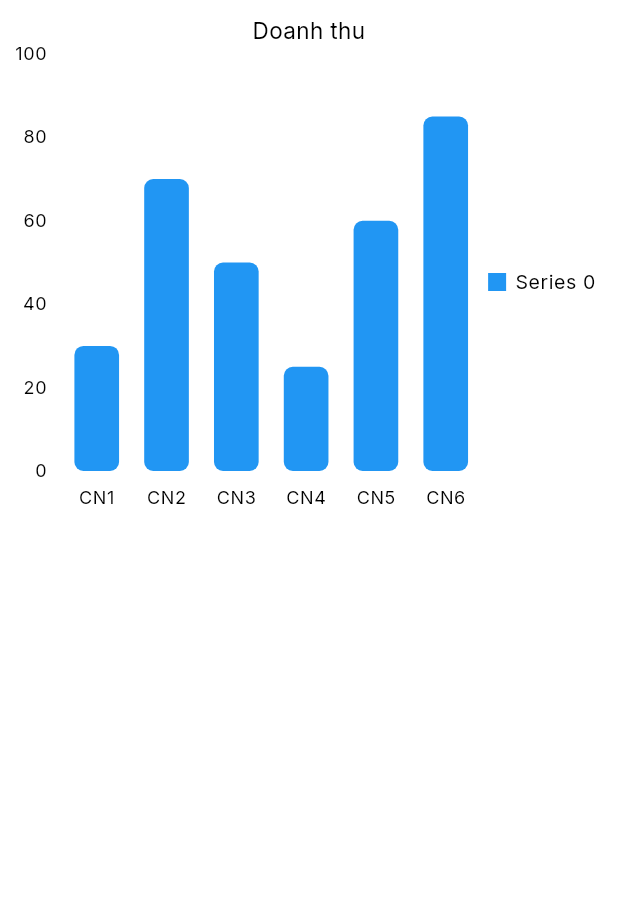
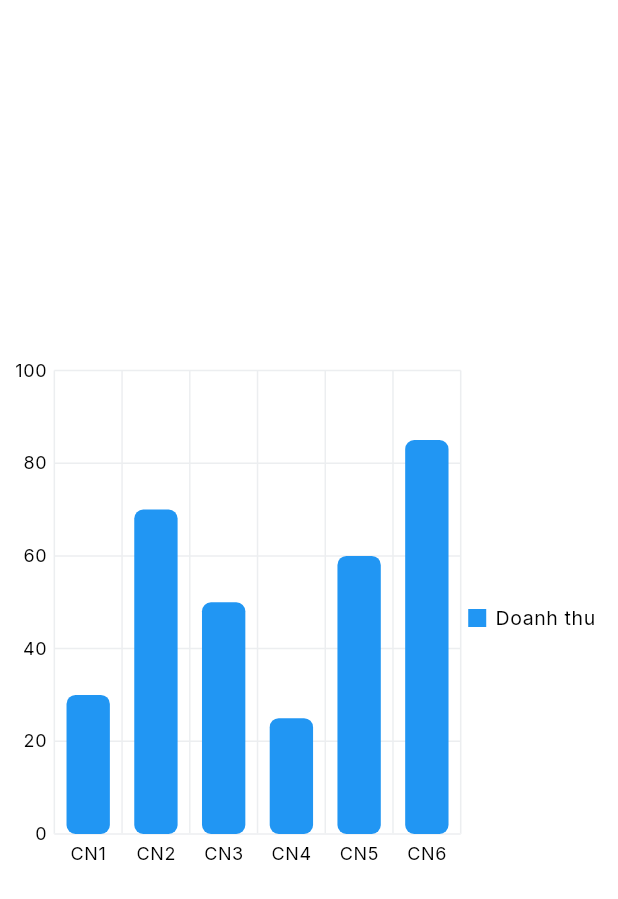
Before and after one commit to Huy28122003/training_softdreams, a Flutter app: the ColumnChartPage screen opened by its route, on a phone screen of 412 x 824 dp. Shown: the top 899 px of the screen. Run offline on Flutter 3.47's test engine with Material 3 defaults, Android fonts, the light colour scheme and no system bars; our stand-ins replace bloc, cloud_firestore, connectivity_plus, dartz, device_info_plus, dio and 21 more; missing offline and left inert: flutter_inappwebview, otp_pin_field, sip_ua; accounts and stored records are empty; generated files the repository leaves out were written again.

Commit message:
add grid to column chart

```diff
--- a/lib/presentation/pages/column_chart/column_chart_page.dart
+++ b/lib/presentation/pages/column_chart/column_chart_page.dart
@@ -21,16 +21,31 @@ class _ColumnChartPageState extends State<ColumnChartPage> {
     ];
 
     return Scaffold(
-      body: SizedBox(
+      body: Center(
+        child: SizedBox(
           height: 350,
           child: SfCartesianChart(
-          title: const ChartTitle(text: 'Doanh thu'),
+            // title: const ChartTitle(text: 'Doanh thu'),
             legend: const Legend(isVisible: true),
-          primaryXAxis: const CategoryAxis(),
+            primaryXAxis: CategoryAxis(
+              majorGridLines: MajorGridLines(
+                width: 1,
+                color: Color(0xFFECEEF0),
+                // dashArray: <double>[4, 4],// nét đứt cho đường doc
+              ),
+              majorTickLines: MajorTickLines(size: 0),
+            ),
             primaryYAxis: const NumericAxis(
               interval: 20,
               minimum: 0,
               maximum: 100,
+              majorGridLines: MajorGridLines(
+                width: 1,
+                color: Color(0xFFECEEF0),
+                // dashArray: <double>[4, 4], // nét đứt cho đường ngang
+              ),
+              axisLine: AxisLine(width: 0),
+              majorTickLines: MajorTickLines(size: 0),
             ),
             series: <CartesianSeries>[
               ColumnSeries<RevenueData, String>(
@@ -41,8 +56,10 @@ class _ColumnChartPageState extends State<ColumnChartPage> {
                 borderRadius: BorderRadius.circular(6),
                 width: 0.8,
                 spacing: 0.2,
-            )
+                name: 'Doanh thu',
+              ),
             ],
+          ),
         ),
       ),
     );
```
Lines whose indentation alone changed are shown as unchanged.
